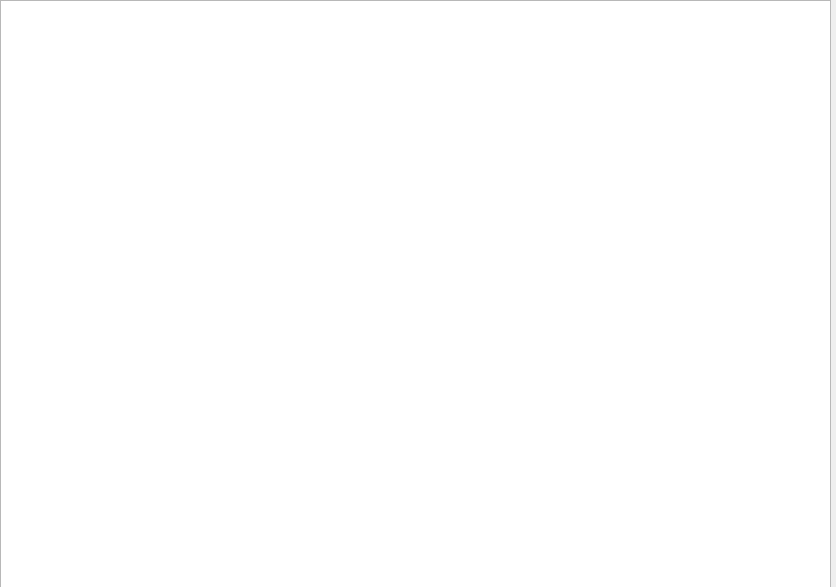
Above: BlankSlate/DriverModuleWindow.ui from OneBlankSlate/Graduation_project before the change. Below: the same form after it.
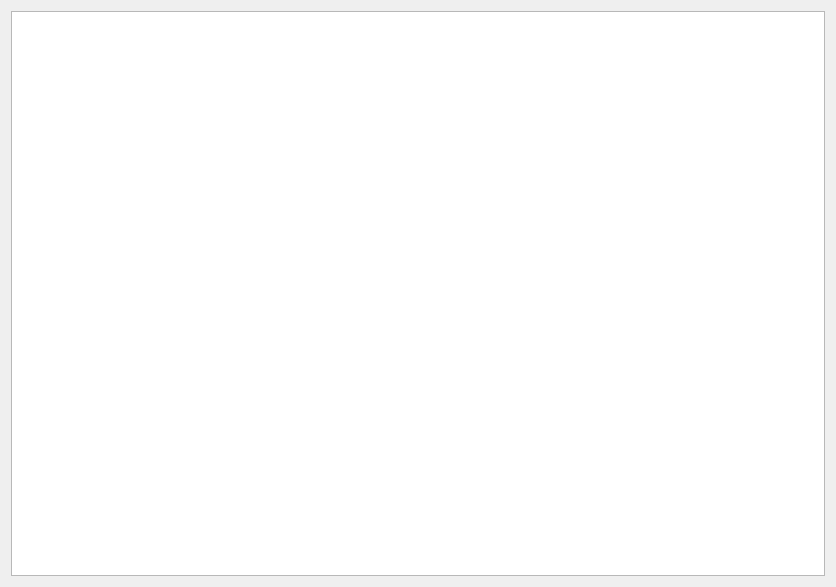
That is the form after the change.

What changed in the file:
```diff
--- a/BlankSlate/DriverModuleWindow.ui
+++ b/BlankSlate/DriverModuleWindow.ui
@@ -13,16 +13,11 @@
   <property name="windowTitle">
    <string>DriverModuleWindow</string>
   </property>
-  <widget class="QTableView" name="DriverModule_TableView">
-   <property name="geometry">
-    <rect>
-     <x>0</x>
-     <y>0</y>
-     <width>831</width>
-     <height>591</height>
-    </rect>
-   </property>
-  </widget>
+  <layout class="QVBoxLayout" name="verticalLayout">
+   <item>
+    <widget class="QTableView" name="DriverModule_TableView"/>
+   </item>
+  </layout>
  </widget>
  <layoutdefault spacing="6" margin="11"/>
  <resources/>
```
